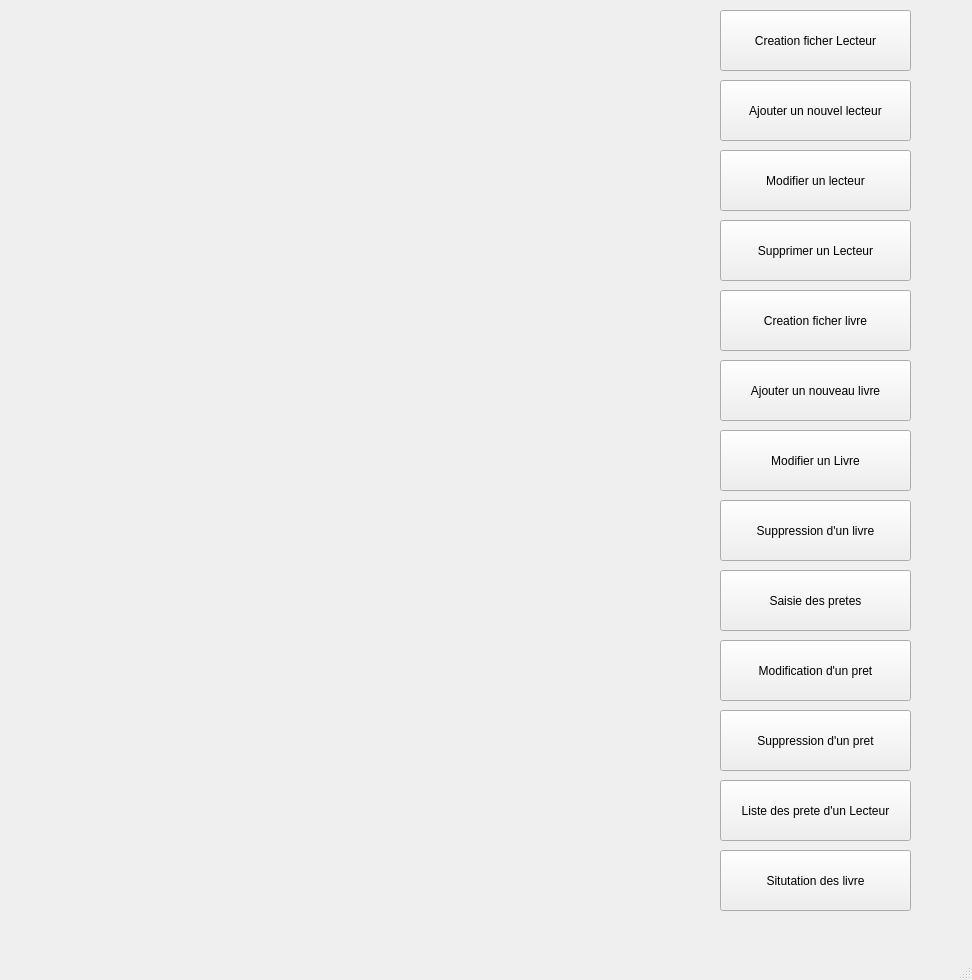
ainafi/gestion-bibliothecaire, file mainwindow.ui: the form before one commit.
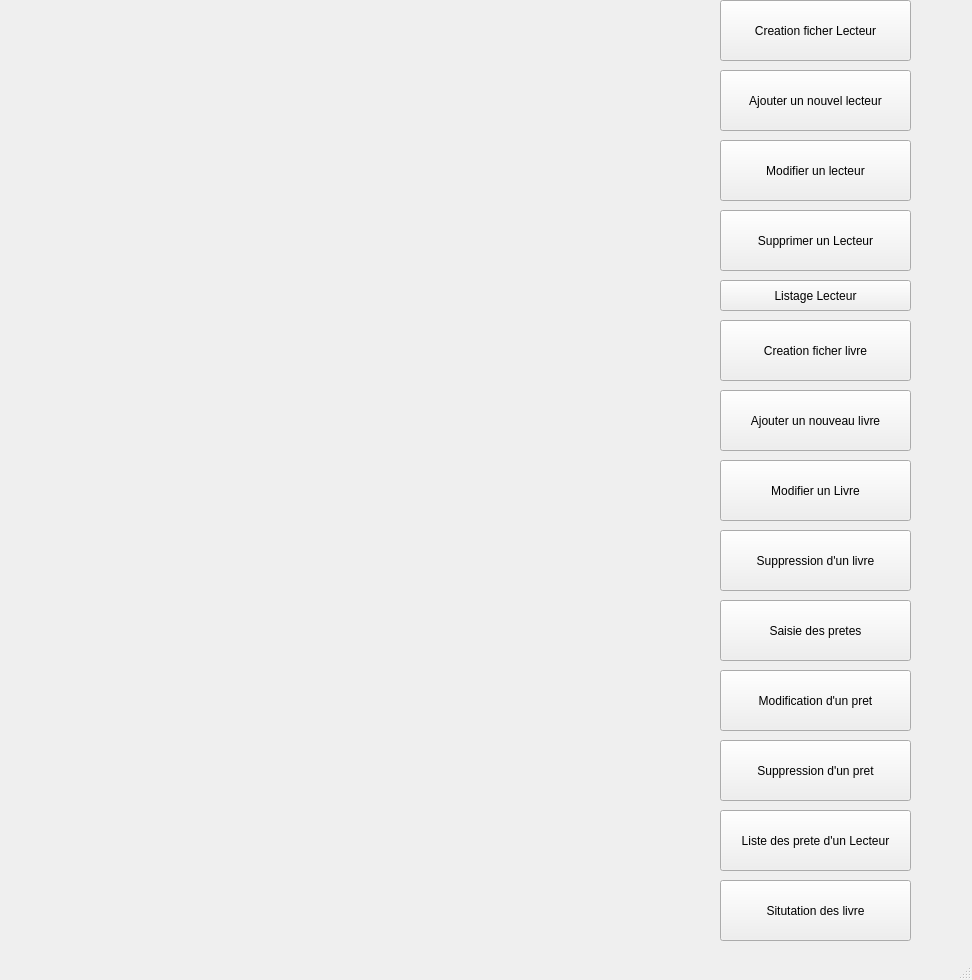
The form after the commit.

Diff of the .ui file:
```diff
--- a/mainwindow.ui
+++ b/mainwindow.ui
@@ -18,7 +18,7 @@
     <property name="geometry">
      <rect>
       <x>720</x>
-      <y>10</y>
+      <y>0</y>
       <width>191</width>
       <height>61</height>
      </rect>
@@ -31,7 +31,7 @@
     <property name="geometry">
      <rect>
       <x>720</x>
-      <y>80</y>
+      <y>70</y>
       <width>191</width>
       <height>61</height>
      </rect>
@@ -44,7 +44,7 @@
     <property name="geometry">
      <rect>
       <x>720</x>
-      <y>150</y>
+      <y>140</y>
       <width>191</width>
       <height>61</height>
      </rect>
@@ -57,7 +57,7 @@
     <property name="geometry">
      <rect>
       <x>720</x>
-      <y>220</y>
+      <y>210</y>
       <width>191</width>
       <height>61</height>
      </rect>
@@ -70,7 +70,7 @@
     <property name="geometry">
      <rect>
       <x>720</x>
-      <y>290</y>
+      <y>320</y>
       <width>191</width>
       <height>61</height>
      </rect>
@@ -83,7 +83,7 @@
     <property name="geometry">
      <rect>
       <x>720</x>
-      <y>360</y>
+      <y>390</y>
       <width>191</width>
       <height>61</height>
      </rect>
@@ -96,7 +96,7 @@
     <property name="geometry">
      <rect>
       <x>720</x>
-      <y>500</y>
+      <y>530</y>
       <width>191</width>
       <height>61</height>
      </rect>
@@ -109,7 +109,7 @@
     <property name="geometry">
      <rect>
       <x>720</x>
-      <y>570</y>
+      <y>600</y>
       <width>191</width>
       <height>61</height>
      </rect>
@@ -122,7 +122,7 @@
     <property name="geometry">
      <rect>
       <x>720</x>
-      <y>640</y>
+      <y>670</y>
       <width>191</width>
       <height>61</height>
      </rect>
@@ -135,7 +135,7 @@
     <property name="geometry">
      <rect>
       <x>720</x>
-      <y>710</y>
+      <y>740</y>
       <width>191</width>
       <height>61</height>
      </rect>
@@ -148,7 +148,7 @@
     <property name="geometry">
      <rect>
       <x>720</x>
-      <y>780</y>
+      <y>810</y>
       <width>191</width>
       <height>61</height>
      </rect>
@@ -161,7 +161,7 @@
     <property name="geometry">
      <rect>
       <x>720</x>
-      <y>850</y>
+      <y>880</y>
       <width>191</width>
       <height>61</height>
      </rect>
@@ -174,7 +174,7 @@
     <property name="geometry">
      <rect>
       <x>720</x>
-      <y>430</y>
+      <y>460</y>
       <width>191</width>
       <height>61</height>
      </rect>
@@ -183,6 +183,19 @@
      <string>Modifier un Livre</string>
     </property>
    </widget>
+   <widget class="QPushButton" name="pushButton">
+    <property name="geometry">
+     <rect>
+      <x>720</x>
+      <y>280</y>
+      <width>191</width>
+      <height>31</height>
+     </rect>
+    </property>
+    <property name="text">
+     <string>Listage Lecteur</string>
+    </property>
+   </widget>
   </widget>
   <widget class="QMenuBar" name="menubar">
    <property name="geometry">
```
